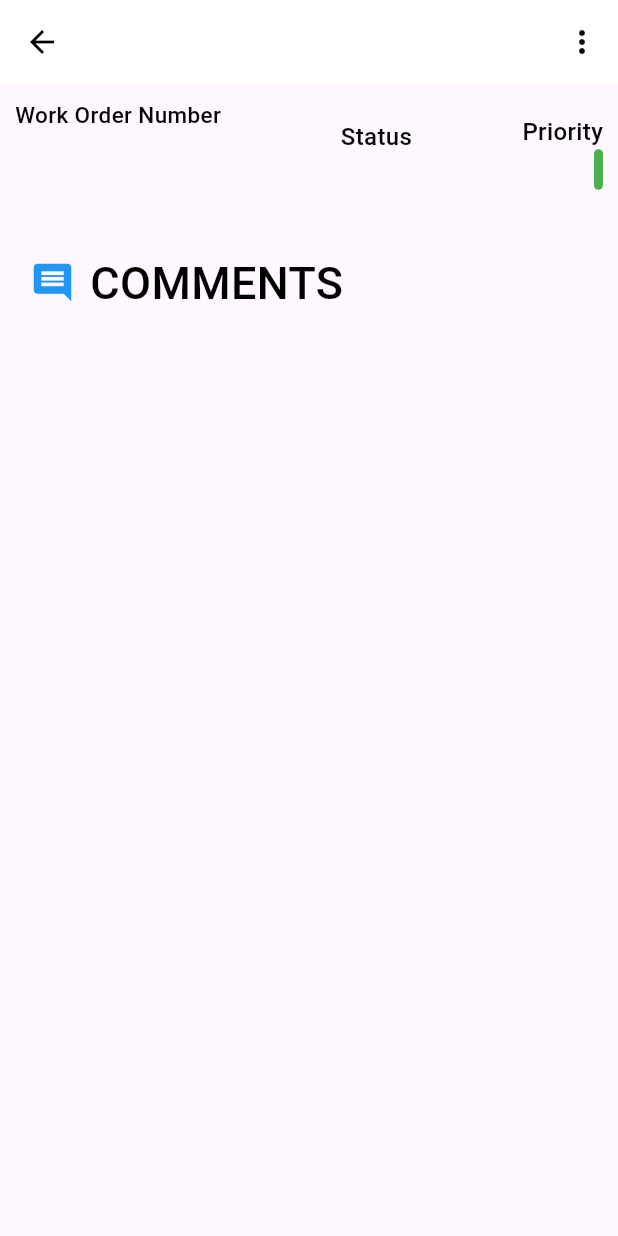
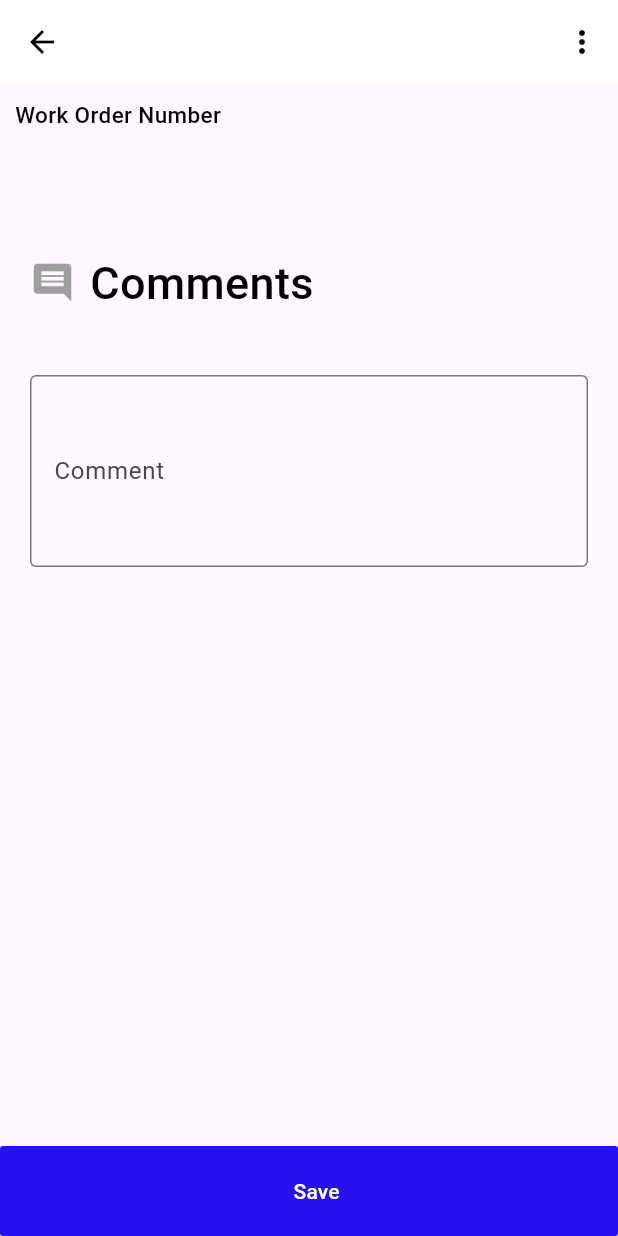
Before and after one commit to jassarillo/newworkorders, a Flutter app: the Comments screen opened directly with empty values, on a phone screen of 412 x 824 dp. Run offline on Flutter 3.47's test engine with Material 3 defaults, Android fonts, the phone set to English and light mode, and no system bars; our stand-ins replace file_picker, geolocator, image_picker, permission_handler; network calls fail.

```diff
--- a/lib/pages/Assigness.dart
+++ b/lib/pages/AssignessBorrar.dart
@@ -22,6 +22,7 @@ class _AssignessState extends State<Assigness> {
   Future<void> _refresh() async {
     await fetchWorkOrderDetailsMessages(widget.woId);
   }
+
   Color getColorForPriority(String priority) {
     if (priority == 'high') {
       return Colors.red;
@@ -40,7 +41,7 @@ class _AssignessState extends State<Assigness> {
 
   Future<void> fetchWorkOrderDetailsMessages(String woId) async {
     final url = Uri.parse(
-      'http://srv406820.hstgr.cloud/mainthelpdev/index.php/api/workorders/Comments_get/0');
+        'http://srv406820.hstgr.cloud/mainthelpdev/index.php/ap4i/workorders/Comments_get/0');
     final response = await http.get(url);
 
     if (response.statusCode == 200) {
@@ -207,7 +208,7 @@ class _AssignessState extends State<Assigness> {
                   ),
                   SizedBox(width: 10),
                   Text(
-                    'Assigness',
+                    'AssignessP',
                     style: TextStyle(
                       color: Colors.black,
                       fontWeight: FontWeight.w500,
--- a/lib/pages/CheckIn.dart
+++ b/lib/pages/CheckIn.dart
@@ -96,7 +96,7 @@ class _CheckInState extends State<CheckIn> {
         context: context,
         builder: (context) {
           return AlertDialog(
-            title: Text('Permiso denegado'),
+            title: Text('Permiso denegado ios'),
             content: Text(
                 'Debes conceder permisos de ubicación para obtener la ubicación.'),
             actions: <Widget>[
--- a/lib/pages/Comments.dart
+++ b/lib/pages/Comments.dart
@@ -1,12 +1,18 @@
-import 'dart:io';
 import 'dart:convert';
 import 'package:flutter/material.dart';
 import 'package:http/http.dart' as http;
-import 'package:image_picker/image_picker.dart';
 
 class Comments extends StatefulWidget {
   final String woId;
-  const Comments({required this.woId, Key? key}) : super(key: key);
+  final String idUser;
+  final String user_type_id;
+
+  const Comments({
+    required this.woId,
+    required this.idUser,
+    required this.user_type_id,
+    Key? key,
+  }) : super(key: key);
 
   @override
   State<Comments> createState() => _CommentsState();
@@ -14,51 +20,27 @@ class Comments extends StatefulWidget {
 
 class _CommentsState extends State<Comments> {
   String woId = '';
-  String priority = '';
-  String description = '';
   List<dynamic> jsonResponse = [];
-
-  Color getColorForPriority(String priority) {
-    if (priority == 'high') {
-      return Colors.red;
-    } else if (priority == 'medium') {
-      return Colors.yellow;
-    } else {
-      return Colors.green;
-    }
-  }
+  dynamic selectedEmployedId;
+  TextEditingController commentController = TextEditingController();
 
   @override
   void initState() {
     super.initState();
-    fetchWorkOrderDetailsMessages(widget.woId);
+    fetchAssignessList(widget.woId);
   }
 
-  Future<void> fetchWorkOrderDetailsMessages(String woId) async {
+  Future<void> fetchAssignessList(String woId) async {
     final url = Uri.parse(
-        //'http://srv406820.hstgr.cloud/mainthelpdev/index.php/api/workorders/Comments_get/$woId');
-        'http://srv406820.hstgr.cloud/mainthelpdev/index.php/api/comments/List_get/383');
+        'http://srv406820.hstgr.cloud/mainthelpdev/index.php/api/comments/list_get/$woId');
     final response = await http.get(url);
-    // jsonResponse = json.decode(response.body);
-    // final woData = jsonResponse[0][0];
-    // final comments = jsonResponse[1];
-    //print(comments);
     if (response.statusCode == 200) {
+      print(response.body);
       jsonResponse = json.decode(response.body);
-      if (jsonResponse.length > 1) {
-        final woData = jsonResponse[0][0];
-        //final comments = jsonResponse[1];
-
-        final woId = woData['wo_id'] as String;
-        final priority = woData['priority'] as String;
-        final description = woData['description'] as String;
-
-        setState(() {
-          this.woId = woId;
-          this.priority = priority;
-          this.description = description;
-        });
+      if (jsonResponse.isNotEmpty && jsonResponse.length > 1) {
+        print(jsonResponse[1]);
       }
+      setState(() {});
     }
   }
 
@@ -67,14 +49,19 @@ class _CommentsState extends State<Comments> {
       return [];
     }
 
-    final comments = jsonResponse[1];
-    return comments.map<Widget>((comment) {
-      final descriptionActivity = comment['comment'] as String;
+    List<dynamic> localComments = List.from(jsonResponse[1]);
+
+    return localComments.map<Widget>((comment) {
       final date = comment['date'] as String;
-      final type = comment['type'] as String;
       final name = comment['name'] as String;
+      final commentText = comment['comment'] as String;
 
-      return Card(
+      return Padding(
+        padding: const EdgeInsets.symmetric(vertical: 1.0, horizontal: 16.0),
+        child: Card(
+          shape: RoundedRectangleBorder(
+            borderRadius: BorderRadius.circular(12.0),
+          ),
           child: ListTile(
             title: Wrap(
               alignment: WrapAlignment.spaceBetween,
@@ -82,34 +69,66 @@ class _CommentsState extends State<Comments> {
               children: <Widget>[
                 Text(
                   name,
-                style: const TextStyle(
+                  style: TextStyle(
                     color: Colors.black,
                     fontWeight: FontWeight.bold,
-                  fontSize: 14,
+                    fontSize: 15,
                   ),
                 ),
                 Text(
-                type,
-                style: const TextStyle(color: Colors.black,
-                 fontSize: 14),
-              ),
-              Container(
-                padding: const EdgeInsets.all(3),
-                decoration: BoxDecoration(
-                  borderRadius: BorderRadius.circular(5),
-                ),
-                child: Text(
                   date,
-                  style: TextStyle(color: Colors.black,
-                  fontSize: 14,),
+                  style: TextStyle(
+                    color: Colors.grey,
+                    fontSize: 12,
                   ),
                 ),
               ],
             ),
-          subtitle: Text(descriptionActivity),
+            subtitle: Column(
+              crossAxisAlignment: CrossAxisAlignment.start,
+              children: [
+                Text(commentText),
+              ],
+            ),
+          ),
         ),
       );
     }).toList();
+  }
+Future<void> saveData() async {
+  final url = Uri.parse(
+      'http://srv406820.hstgr.cloud/mainthelpdev/index.php/api/comments/In_post');
+
+  final response = await http.post(url, body: {
+    'user_id': '1',
+    'wo_id': widget.woId,
+    'comment': commentController.text,
+  });
+  print(response.body);
+  if (response.statusCode == 200) {
+    final responseData = json.decode(response.body) as bool;
+    final message = responseData ? 'Success' : 'Error';
+
+    showDialog(
+      context: context,
+      builder: (BuildContext context) {
+        return AlertDialog(
+          title: Text(message),
+          content: Text('Success!'), // Cambia el mensaje según tus necesidades
+          actions: <Widget>[
+            TextButton(
+              onPressed: () {
+                Navigator.pop(context);
+              },
+              child: Text('OK'),
+            ),
+          ],
+        );
+      },
+    );
+  } else {
+    print('Error to save data. Code: ${response.statusCode}');
+  }
 }
 
   @override
@@ -121,10 +140,9 @@ class _CommentsState extends State<Comments> {
         centerTitle: true,
         leading: IconButton(
           onPressed: () {
-            Navigator.of(context).pop(); // Esta línea permite retroceder
+            Navigator.of(context).pop();
           },
-          icon: const Icon(
-              Icons.arrow_back), // Cambia el ícono a una flecha hacia atrás
+          icon: const Icon(Icons.arrow_back),
         ),
         actions: [
           IconButton(
@@ -133,8 +151,7 @@ class _CommentsState extends State<Comments> {
           ),
         ],
       ),
-      body: Center(
-        child: Column(
+      body: Column(
         children: <Widget>[
           Row(
             mainAxisAlignment: MainAxisAlignment.spaceBetween,
@@ -155,7 +172,7 @@ class _CommentsState extends State<Comments> {
                       ),
                     ),
                     Text(
-                        this.woId,
+                      widget.woId,
                       style: TextStyle(
                         color: Color.fromARGB(255, 5, 5, 5),
                         fontWeight: FontWeight.w500,
@@ -163,57 +180,6 @@ class _CommentsState extends State<Comments> {
                       ),
                     ),
                   ],
-                  ),
-                ),
-                Expanded(
-                  child: Container(
-                    margin: const EdgeInsets.all(10),
-                    child: Column(
-                      crossAxisAlignment: CrossAxisAlignment.end,
-                      children: <Widget>[
-                        const Text(
-                          'Status',
-                          style: TextStyle(
-                            color: Color.fromARGB(255, 5, 5, 5),
-                            fontWeight: FontWeight.w500,
-                            fontSize: 16,
-                          ),
-                        ),
-                        Text(
-                          description,
-                          style: TextStyle(color: Colors.blue),
-                        ),
-                      ],
-                    ),
-                  ),
-                ),
-                Expanded(
-                  child: Container(
-                    margin: EdgeInsets.all(10),
-                    child: Column(
-                      crossAxisAlignment: CrossAxisAlignment.end,
-                      children: <Widget>[
-                        const Text(
-                          'Priority',
-                          style: TextStyle(
-                            color: Color.fromARGB(255, 5, 5, 5),
-                            fontWeight: FontWeight.w500,
-                            fontSize: 16,
-                          ),
-                        ),
-                        Container(
-                          padding: EdgeInsets.all(3),
-                          decoration: BoxDecoration(
-                            borderRadius: BorderRadius.circular(5),
-                            color: getColorForPriority(priority),
-                          ),
-                          child: Text(
-                            priority,
-                            style: TextStyle(color: Colors.white),
-                          ),
-                        ),
-                      ],
-                    ),
                 ),
               ),
             ],
@@ -226,12 +192,12 @@ class _CommentsState extends State<Comments> {
                 children: <Widget>[
                   Icon(
                     Icons.comment,
-                    color: Colors.blue,
+                    color: Colors.grey,
                     size: 30.0,
                   ),
                   SizedBox(width: 10),
                   Text(
-                    'COMMENTS',
+                    'Comments',
                     style: TextStyle(
                       color: Colors.black,
                       fontWeight: FontWeight.w500,
@@ -241,6 +207,19 @@ class _CommentsState extends State<Comments> {
                 ],
               ),
             ),
+          Container(
+            padding: const EdgeInsets.all(10),
+            margin: const EdgeInsets.all(10),
+            child: TextField(
+              controller: commentController,
+              maxLines: 4,
+              decoration: const InputDecoration(
+                labelText: 'Comment',
+                border: OutlineInputBorder(),
+                hintText: 'Write here...',
+              ),
+            ),
+          ),
           Expanded(
             child: SingleChildScrollView(
               child: Column(
@@ -248,8 +227,24 @@ class _CommentsState extends State<Comments> {
               ),
             ),
           ),
+          MaterialButton(
+            padding: const EdgeInsets.all(20),
+            minWidth: 5,
+            height: 50,
+            onPressed: saveData,
+            color: const Color.fromARGB(255, 39, 17, 243),
+            child: const Row(
+              mainAxisAlignment: MainAxisAlignment.center,
+              children: [
+                SizedBox(width: 10),
+                Text(
+                  'Save',
+                  style: TextStyle(color: Colors.white),
+                ),
               ],
             ),
+          ),
+        ],
       ),
     );
   }
```
Also changed, not shown: lib/pages/WODetail.dart (+16 -5 lines), pubspec.yaml (+10 -17 lines), pubspec.lock, 8 other files. Lines whose indentation alone changed are shown as unchanged.
